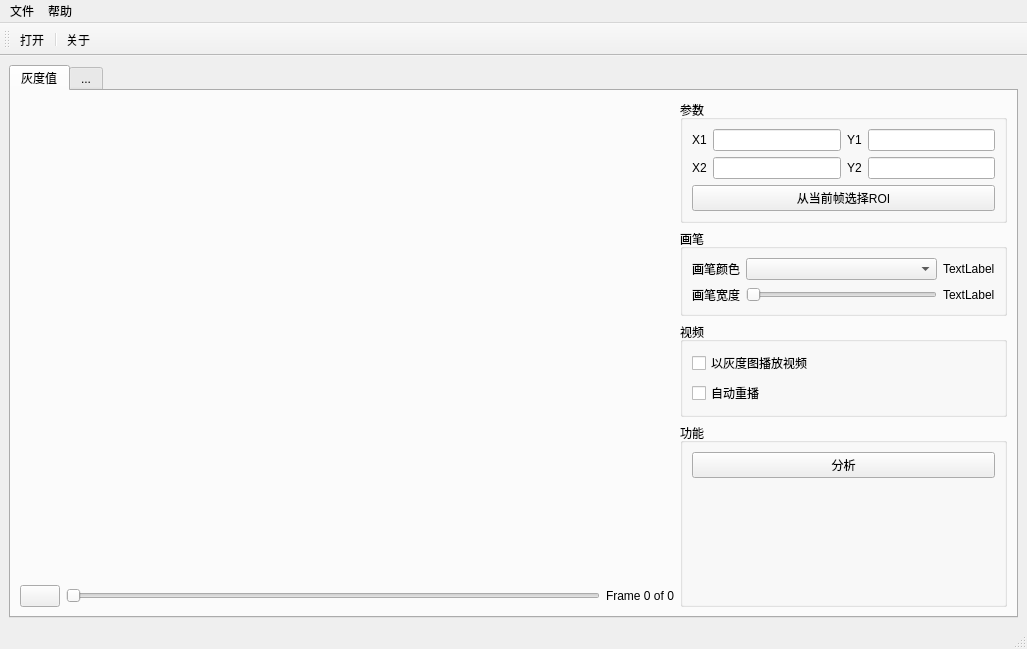
The window that res/ui/mainWindow.ui (llllTnTlll/videoProcesserGUI) describes before a commit, drawn with Qt 5.
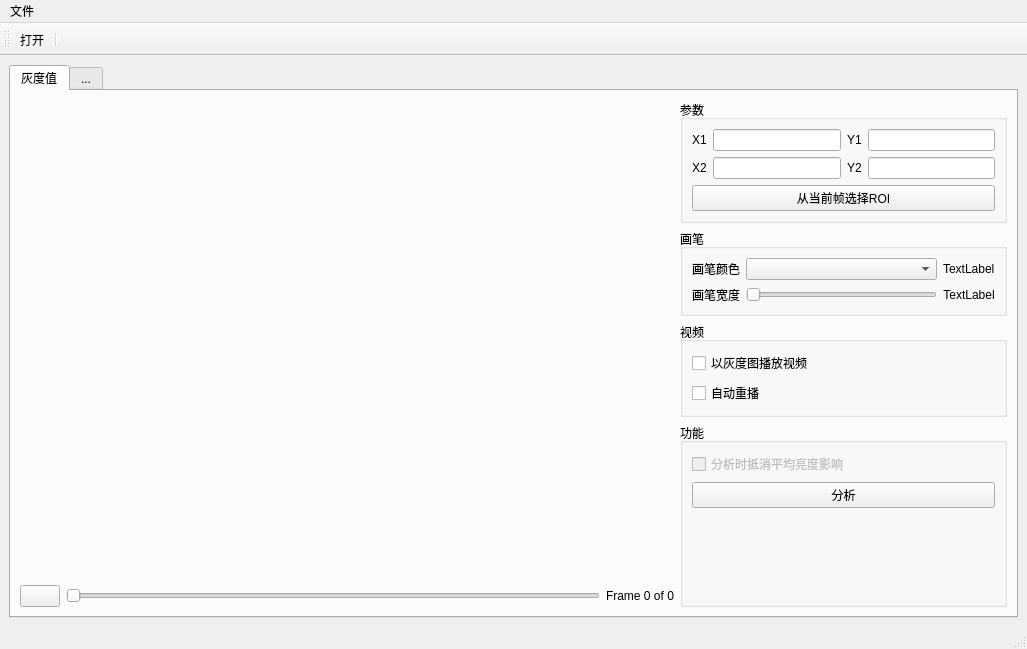
The same window after the commit. Icons and pictures are not drawn.

What changed in the file:
```diff
--- a/res/ui/mainWindow.ui
+++ b/res/ui/mainWindow.ui
@@ -208,6 +208,12 @@
                    <property name="text">
                     <string>TextLabel</string>
                    </property>
+                   <property name="textFormat">
+                    <enum>Qt::MarkdownText</enum>
+                   </property>
+                   <property name="alignment">
+                    <set>Qt::AlignCenter</set>
+                   </property>
                   </widget>
                  </item>
                  <item row="0" column="2">
@@ -285,6 +291,16 @@
                <string>功能</string>
               </property>
               <layout class="QVBoxLayout" name="verticalLayout_6">
+               <item>
+                <widget class="QCheckBox" name="checkBox_offset">
+                 <property name="enabled">
+                  <bool>false</bool>
+                 </property>
+                 <property name="text">
+                  <string>分析时抵消平均亮度影响</string>
+                 </property>
+                </widget>
+               </item>
                <item>
                 <widget class="QPushButton" name="analysisBtn">
                  <property name="text">
@@ -339,13 +355,7 @@
     <addaction name="openAct"/>
     <addaction name="separator"/>
    </widget>
-   <widget class="QMenu" name="menu_3">
-    <property name="title">
-     <string>帮助</string>
-    </property>
-   </widget>
    <addaction name="menu"/>
-   <addaction name="menu_3"/>
   </widget>
   <widget class="QStatusBar" name="statusbar">
    <property name="enabled">
@@ -383,7 +393,6 @@
    </attribute>
    <addaction name="openAct"/>
    <addaction name="separator"/>
-   <addaction name="aboutAct"/>
   </widget>
   <action name="openAct">
    <property name="icon">
```
Left out of the diff: 10 changed lines with no effect on the pictures.
